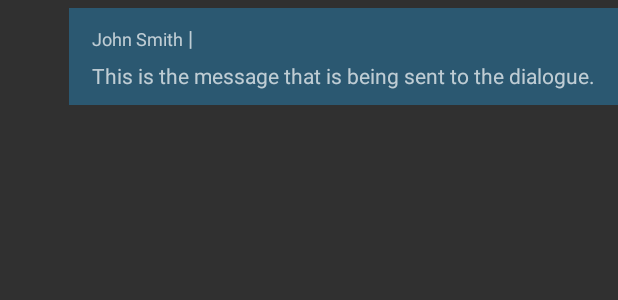
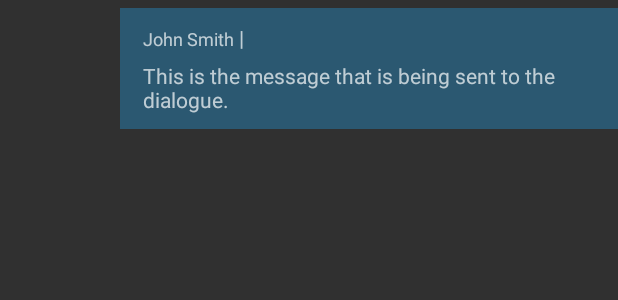
Before and after one commit to GreekLife/GreekLifeAndroid, an Android app: the layout message_cell.xml on its own in the app's theme, with its tools: preview values and no code run, on a phone screen of 412 x 824 dp. Shown: the top 300 px of the screen. Run offline under Robolectric (Android 15) with nearby library versions, the phone set to English and light mode, and no system bars.

Commit message:
made more room for the the 12inch kak and date

```diff
--- a/GreekLife/app/src/main/java/fraternityandroid/greeklife/MessagingInterfaceActivity.java
+++ b/GreekLife/app/src/main/java/fraternityandroid/greeklife/MessagingInterfaceActivity.java
@@ -161,7 +161,7 @@ public class MessagingInterfaceActivity extends AppCompatActivity {
             ((TextView)messageCell.findViewById(R.id.messageSender)).setText(globals.userFirstLastNameByID(message.senderID));
             String timeSent;
             long currentEpoch = System.currentTimeMillis() / 1000L;
-            long secondsSince = currentEpoch - Integer.parseInt(message.timeSent);
+            long secondsSince = currentEpoch - Long.parseLong(message.timeSent);
             int hours = (int) (secondsSince / 3600);
             int min = (int) (hours / 60);
             int days = hours / 24;
--- a/GreekLife/app/src/main/res/layout/message_cell.xml
+++ b/GreekLife/app/src/main/res/layout/message_cell.xml
@@ -20,7 +20,8 @@
             android:paddingRight="15dp"
             android:layout_gravity="right"
             android:layout_marginBottom="10dp"
-            android:layout_marginTop="5dp">
+            android:layout_marginTop="5dp"
+            android:layout_marginLeft="80dp">
 
             <LinearLayout
                 android:id="@+id/messageHeaderContainer"
```
